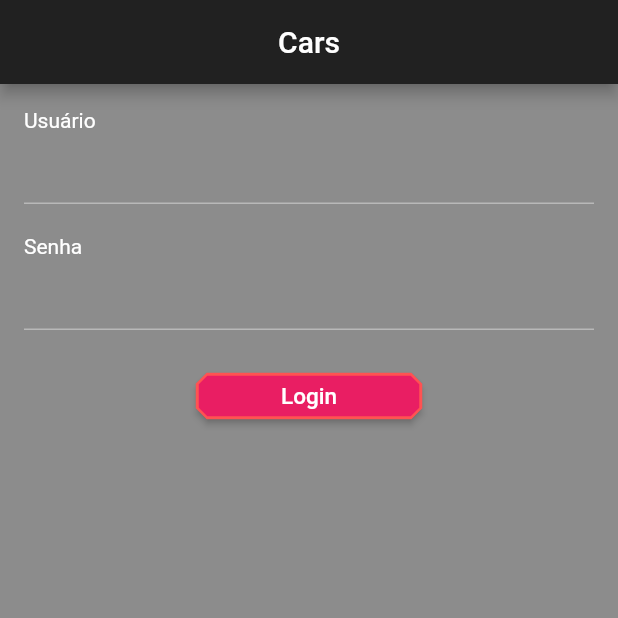
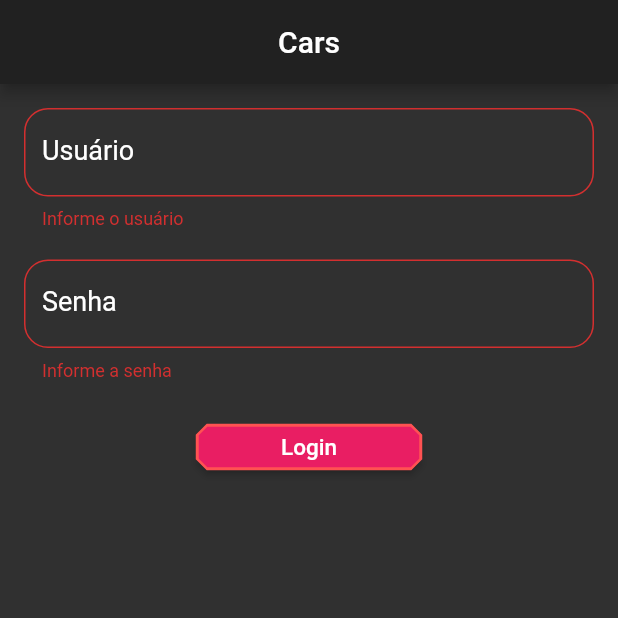
Before and after one commit to gcoutinho1/cars, a Flutter app: the screen it shows after launch, after a tap on "Login", on a phone screen of 412 x 824 dp, the top half of it. Run offline on Flutter 3.47's test engine with Material 2 defaults, Android fonts, the phone set to English and light mode, and no system bars.

Commit message:
login screen - refactored

```diff
--- a/lib/main.dart
+++ b/lib/main.dart
@@ -11,9 +11,10 @@ class MyApp extends StatelessWidget {
     return MaterialApp(
       debugShowCheckedModeBanner: false,
       theme: ThemeData(
-        primarySwatch: Colors.pink,
+        // primarySwatch: Colors.white,
+        accentColor: Colors.white,
         brightness: Brightness.dark,
-        scaffoldBackgroundColor: Colors.black45
+        // scaffoldBackgroundColor: Colors.black45
       ),
       home: LoginPage(),
     );
--- a/lib/pages/login_page.dart
+++ b/lib/pages/login_page.dart
@@ -1,7 +1,11 @@
+import 'package:cars/widgets/button.dart';
+import 'package:cars/widgets/text.dart';
 import 'package:flutter/material.dart';
 
 class LoginPage extends StatelessWidget {
-  const LoginPage({Key key}) : super(key: key);
+  final _controllerUser = TextEditingController();
+  final _controllerPassword = TextEditingController();
+  final _formKey = GlobalKey<FormState>();
 
   @override
   Widget build(BuildContext context) {
@@ -15,47 +19,65 @@ class LoginPage extends StatelessWidget {
   }
 
   _body() {
-    return Container(
+    return Form(
+      key: _formKey,
+      child: Container(
         padding: EdgeInsets.all(16),
         child: ListView(
           children: [
-          Text("Usuário"),
-          TextFormField(),
-          SizedBox(height: 20,),
-          Text("Senha"),
-          TextFormField(
-            obscureText: true,
+            AppText(
+              "Usuário",
+              "Digite seu Usuário",
+              controller: _controllerUser,
+              validator: _validateLogin,
+              keyboardType: TextInputType.emailAddress,
+              textInputAction: TextInputAction.next,
             ),
             SizedBox(
               height: 20,
             ),
-          // height: 45,
-          Column(
-            mainAxisAlignment: MainAxisAlignment.spaceAround,
-            mainAxisSize: MainAxisSize.max,
-            crossAxisAlignment: CrossAxisAlignment.center,
-            children: [
-              ElevatedButton(
-                child: Text(
-                  "Login",
-                  style: TextStyle(color: Colors.white, fontSize: 15),
+            AppText(
+              "Senha",
+              "Digite sua senha",
+              password: true,
+              controller: _controllerPassword,
+              validator: _validatePassword,
+              keyboardType: TextInputType.number,
             ),
-                onPressed: () {},
-                style: ElevatedButton.styleFrom(
-                  primary: Colors.pink,
-                  onPrimary: Colors.white,
-                  shape: const BeveledRectangleBorder(
-                      borderRadius: BorderRadius.all(Radius.circular(7))),
-                  // padding: EdgeInsets.all(10),
-                  side: BorderSide(color: Colors.redAccent),
-                  minimumSize: Size(150, 30),
-
+            SizedBox(
+              height: 20,
             ),
-              ),
+            AppButton("Login", onPressed: _onPressedLogin),
           ],
         ),
-        ],
       ),
     );
   }
+
+
+  _onPressedLogin() {
+    bool formWorking = _formKey.currentState.validate();
+    if (!formWorking) {
+      return;
     }
+
+    String login = _controllerUser.text;
+    String password = _controllerPassword.text;
+
+    print("Login: $login, Senha: $password");
+  }
+
+  String _validateLogin(String text) {
+    if (text.isEmpty) {
+      return "Informe o usuário";
+    }
+    return null;
+  }
+
+  String _validatePassword(String text) {
+    if (text.isEmpty) {
+      return "Informe a senha";
+    }
+    return null;
+  }
+}
--- /dev/null
+++ b/lib/widgets/button.dart
@@ -0,0 +1,35 @@
+import 'package:flutter/material.dart';
+
+class AppButton extends StatelessWidget {
+  String text;
+  Function onPressed;
+
+
+  AppButton(this.text, {this.onPressed});
+
+  @override
+  Widget build(BuildContext context) {
+    return Column(
+      mainAxisAlignment: MainAxisAlignment.spaceAround,
+      mainAxisSize: MainAxisSize.max,
+      crossAxisAlignment: CrossAxisAlignment.center,
+      children: [
+        ElevatedButton(
+          child: Text(
+            text,
+            style: TextStyle(color: Colors.white, fontSize: 15),
+          ),
+          onPressed: onPressed,
+          style: ElevatedButton.styleFrom(
+            primary: Colors.pink,
+            onPrimary: Colors.white,
+            shape: const BeveledRectangleBorder(
+                borderRadius: BorderRadius.all(Radius.circular(7))),
+            side: BorderSide(color: Colors.redAccent),
+            minimumSize: Size(150, 30),
+          ),
+        ),
+      ],
+    );
+  }
+}
--- /dev/null
+++ b/lib/widgets/text.dart
@@ -0,0 +1,41 @@
+import 'package:flutter/material.dart';
+
+class AppText extends StatelessWidget {
+  String label;
+  String hint;
+  bool password;
+  TextEditingController controller;
+  FormFieldValidator<String> validator;
+  TextInputType keyboardType;
+  TextInputAction textInputAction;
+
+  AppText(
+    this.label,
+    this.hint, {
+    this.password = false,
+    this.controller,
+    this.validator,
+    this.keyboardType,
+    this.textInputAction,
+  });
+
+  @override
+  Widget build(BuildContext context) {
+    return TextFormField(
+      controller: controller,
+      obscureText: password,
+      validator: validator,
+      keyboardType: keyboardType,
+      textInputAction: textInputAction,
+      decoration: InputDecoration(
+        border: OutlineInputBorder(borderRadius: BorderRadius.circular(16)),
+        labelText: label,
+        hintText: hint,
+        labelStyle: TextStyle(
+          fontSize: 18,
+          color: Colors.white,
+        ),
+      ),
+    );
+  }
+}
```
Lines whose indentation alone changed are shown as unchanged.
